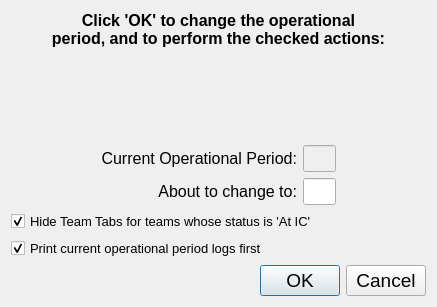
This is designer/opPeriodDialog.ui in ncssar/radiolog as Qt 5 draws it before an edit. The edited form follows.
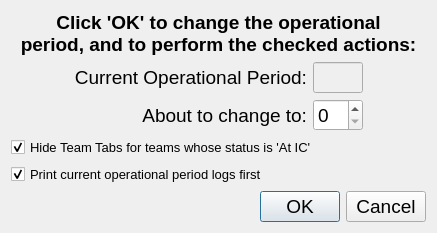
This is the edited form.

Commit message: WIP: force OP period to be an integer in OP period dialog

```diff
--- a/designer/opPeriodDialog.ui
+++ b/designer/opPeriodDialog.ui
@@ -7,7 +7,7 @@
     <x>0</x>
     <y>0</y>
     <width>437</width>
-    <height>307</height>
+    <height>230</height>
    </rect>
   </property>
   <property name="windowTitle">
@@ -19,7 +19,7 @@
      <property name="font">
       <font>
        <family>Segoe UI</family>
-       <pointsize>12</pointsize>
+       <pointsize>14</pointsize>
        <weight>75</weight>
        <bold>true</bold>
       </font>
@@ -48,25 +48,12 @@
    </item>
    <item>
     <layout class="QGridLayout" name="gridLayout">
-     <item row="1" column="2">
-      <widget class="QLineEdit" name="newOpPeriodField">
-       <property name="enabled">
-        <bool>true</bool>
-       </property>
-       <property name="font">
-        <font>
-         <family>Segoe UI</family>
-         <pointsize>12</pointsize>
-        </font>
-       </property>
-      </widget>
-     </item>
      <item row="0" column="1">
       <widget class="QLabel" name="label_2">
        <property name="font">
         <font>
          <family>Segoe UI</family>
-         <pointsize>12</pointsize>
+         <pointsize>14</pointsize>
         </font>
        </property>
        <property name="text">
@@ -95,7 +82,7 @@
        <property name="font">
         <font>
          <family>Segoe UI</family>
-         <pointsize>12</pointsize>
+         <pointsize>14</pointsize>
         </font>
        </property>
        <property name="text">
@@ -114,7 +101,7 @@
        <property name="font">
         <font>
          <family>Segoe UI</family>
-         <pointsize>12</pointsize>
+         <pointsize>14</pointsize>
         </font>
        </property>
       </widget>
@@ -132,6 +119,16 @@
        </property>
       </spacer>
      </item>
+     <item row="1" column="2">
+      <widget class="QSpinBox" name="newOpPeriodField">
+       <property name="font">
+        <font>
+         <family>Segoe UI</family>
+         <pointsize>14</pointsize>
+        </font>
+       </property>
+      </widget>
+     </item>
     </layout>
    </item>
    <item>
```
Left out of the diff: 31 changed lines with no effect on the pictures. The commit also changes 2 other files.
